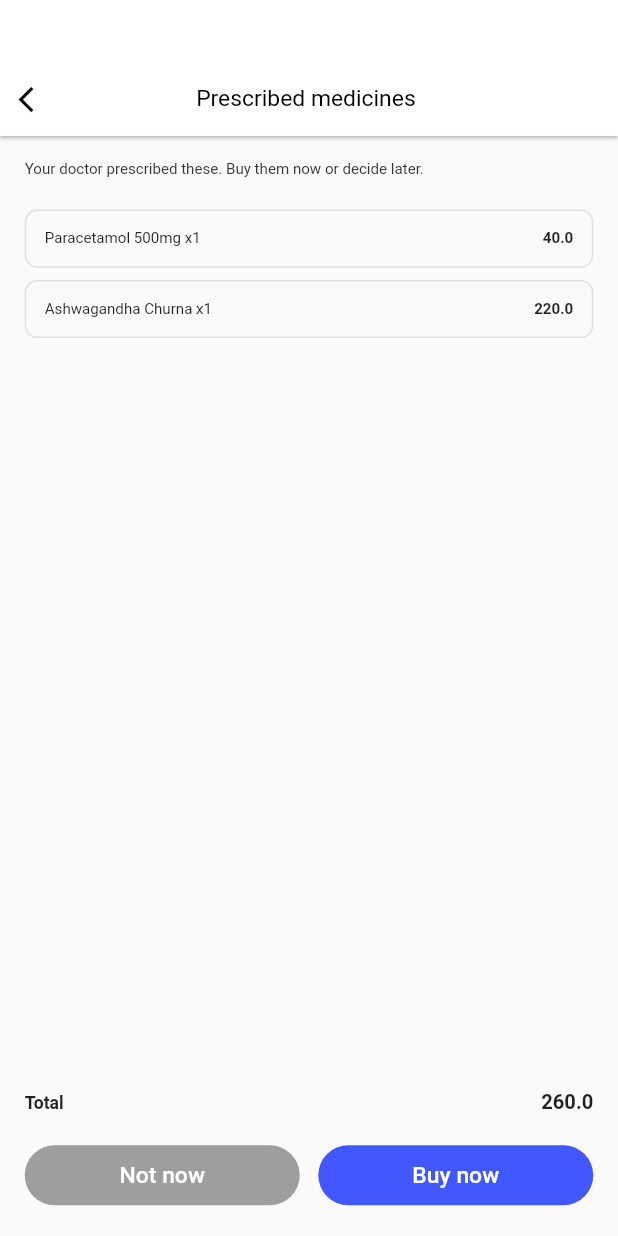
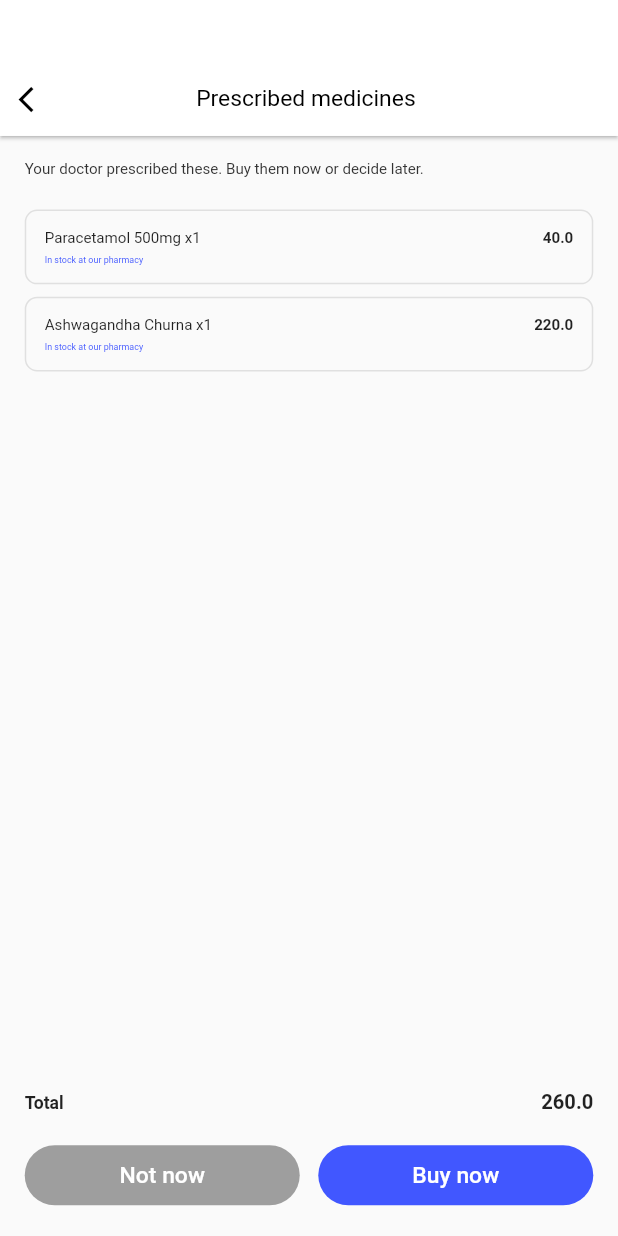
Before and after one commit to appayureze-cloud/ayurezepat, a Flutter app: the SmartOrderDraftScreen screen opened directly with empty values, on a phone screen of 412 x 824 dp. Run offline on Flutter 3.47's test engine with Material 3 defaults, Android fonts, the phone set to English and light mode, and no system bars; our stand-ins replace cached_network_image, carousel_slider, cloud_firestore, connectivity_plus, country_picker, dio and 37 more; missing offline and left inert: agora_rtc_engine, flutter_google_maps_webservices, google_api_headers, google_places_flutter_api, pip_view, razorpay_flutter; accounts and stored records are empty; generated files the repository leaves out were written again.

Commit message:
Wire Shopify medicine availability into smart orders (read-only scope)
Adds lib/features/shopify/, gated by Env.useMockShopify (mocked by
default), for the real Shopify catalog lookup confirmed live on the
Astra gateway during the Phase 4 audit - GET
/api/v1/shopify/products/search/{medicine_name}, which really does query
a live ~600-item pharmacy catalog (verified directly, response captured
from a found-medicine and a not-found case, so this DTO is a confirmed
contract, not a guess like most of the other gateway integrations).

Wired additively into SmartOrderDraftScreen: each prescribed item gets a
best-effort "In stock" / "Not available" badge, informational only, never
blocking Buy/Ignore.

Deliberately scoped to this one read-only lookup, per explicit direction
to avoid the mutating/risky parts of this API on a system with real
production data: draft-order and real-order-cod (both HTTPBearer, the
latter places an actual COD order) are not wired, nor is
validate-prescription (needs a doctor/company-metadata payload this app
doesn't have) or ai-shop-assist (semantics unverified). See
docs/backend/astra.md for the full reasoning.

Code review caught one bug before commit: the availability lookup wrote
to a flutter_hooks ValueNotifier with no mounted guard, unlike this
file's own buy()/ignore() handlers - fixed to check context.mounted
before writing, since a user can navigate away before a slow lookup
resolves.

Co-Authored-By: Claude Sonnet 5 <noreply@anthropic.com>
Claude-Session: https://claude.ai/code/session_01MLoSPFh2HoyreDsU3P76CT

```diff
--- a/lib/const/env.dart
+++ b/lib/const/env.dart
@@ -83,4 +83,15 @@ class Env {
     'USE_MOCK_DOCUMENTS',
     defaultValue: true,
   );
+
+  /// The real Shopify medicine-catalog lookup on the Astra gateway
+  /// (astra.ayureze.in/api/v1/shopify/products/search/*, confirmed live
+  /// with a real product catalog in a Phase 4 audit - see
+  /// docs/backend/astra.md). Defaults to mock. Deliberately scoped to the
+  /// read-only lookup only - draft-order/real-order-cod (which place
+  /// actual orders) are not wired.
+  static const bool useMockShopify = bool.fromEnvironment(
+    'USE_MOCK_SHOPIFY',
+    defaultValue: true,
+  );
 }
--- a/lib/features/astra/data/astra_gateway_apis.dart
+++ b/lib/features/astra/data/astra_gateway_apis.dart
@@ -37,4 +37,9 @@ class AstraGatewayApis {
   static const String videoGenerateToken = 'api/v1/video/generate-token';
   static const String videoConfig = 'api/v1/video/config';
   static const String videoAddCallHistory = 'api/v1/video/add-call-history';
+
+  /// Shopify medicine catalog lookups. `security: none`. Response shape
+  /// confirmed live (not guessed) during the Phase 4 audit.
+  static String shopifyProductSearch(String medicineName) =>
+      'api/v1/shopify/products/search/${Uri.encodeComponent(medicineName)}';
 }
--- /dev/null
+++ b/lib/features/shopify/data/shopify_repository_impl.dart
@@ -0,0 +1,24 @@
+import '../../astra/data/astra_gateway_apis.dart';
+import '../../astra/data/astra_gateway_client.dart';
+import '../domain/entities/medicine_availability.dart';
+import '../domain/shopify_repository.dart';
+import 'shopify_dtos.dart';
+
+/// Talks to the real Shopify medicine-catalog API on the Astra gateway.
+/// `security: none`, so unlike video/companion calls this doesn't strictly
+/// need the Firebase-token-exchanged bearer, but goes through
+/// AstraGatewayClient anyway for a consistent base URL/timeout setup.
+class ShopifyRepositoryImpl implements ShopifyRepository {
+  final AstraGatewayClient _gateway;
+
+  ShopifyRepositoryImpl([AstraGatewayClient? gateway])
+      : _gateway = gateway ?? AstraGatewayClient();
+
+  @override
+  Future<MedicineAvailability> checkAvailability(String medicineName) async {
+    final dio = await _gateway.dio();
+    final response =
+        await dio.get(AstraGatewayApis.shopifyProductSearch(medicineName));
+    return MedicineSearchResponse.fromJson(response.data).toEntity();
+  }
+}
--- /dev/null
+++ b/lib/features/shopify/domain/entities/medicine_availability.dart
@@ -0,0 +1,20 @@
+/// Whether a prescribed medicine maps to a real, in-stock product in the
+/// pharmacy's Shopify catalog. From the real, confirmed
+/// `GET /api/v1/shopify/products/search/{medicine_name}` response (not a
+/// guess - this shape was observed live during the Phase 4 audit). See
+/// docs/backend/astra.md.
+class MedicineAvailability {
+  final String medicineName;
+  final String? shopifyVariantId;
+  final String? shopifyProductTitle;
+  final bool isAvailable;
+  final List<String> suggestedAlternatives;
+
+  const MedicineAvailability({
+    required this.medicineName,
+    this.shopifyVariantId,
+    this.shopifyProductTitle,
+    required this.isAvailable,
+    this.suggestedAlternatives = const [],
+  });
+}
--- /dev/null
+++ b/lib/features/shopify/domain/shopify_repository.dart
@@ -0,0 +1,5 @@
+import 'entities/medicine_availability.dart';
+
+abstract class ShopifyRepository {
+  Future<MedicineAvailability> checkAvailability(String medicineName);
+}
--- /dev/null
+++ b/lib/features/shopify/presentation/shopify_service.dart
@@ -0,0 +1,20 @@
+import '../../../const/env.dart';
+import '../data/mock_shopify_repository.dart';
+import '../data/shopify_repository_impl.dart';
+import '../domain/entities/medicine_availability.dart';
+import '../domain/shopify_repository.dart';
+
+/// Resolves the real vs mock ShopifyRepository, the same pattern as
+/// MedicineReminderService/DocumentService.
+class ShopifyService {
+  final ShopifyRepository _repository;
+
+  ShopifyService(this._repository);
+
+  factory ShopifyService.create() => ShopifyService(
+        Env.useMockShopify ? MockShopifyRepository() : ShopifyRepositoryImpl(),
+      );
+
+  Future<MedicineAvailability> checkAvailability(String medicineName) =>
+      _repository.checkAvailability(medicineName);
+}
--- a/lib/features/smart_orders/presentation/smart_order_draft_screen.dart
+++ b/lib/features/smart_orders/presentation/smart_order_draft_screen.dart
@@ -12,6 +12,8 @@ import '../../../v2/ui/medicine/cart.dart';
 import '../../../v2/ui/widgets/button_v2.dart';
 import '../../../v2/ui/widgets/header.dart';
 import '../../../v2/utils/logger.dart';
+import '../../shopify/domain/entities/medicine_availability.dart';
+import '../../shopify/presentation/shopify_service.dart';
 import '../data/smart_order_service.dart';
 import '../domain/entities/smart_order_draft.dart';
 import 'smart_order_reprompt_scheduler.dart';
@@ -26,12 +28,27 @@ class SmartOrderDraftScreen extends HookWidget {
     final draft = useState<SmartOrderDraft?>(null);
     final loading = useState(true);
     final busy = useState(false);
+    final availability = useState<Map<String, MedicineAvailability>>({});
 
     Future<void> load() async {
       loading.value = true;
       try {
         final dio = await RetroApi().dioData(context);
         draft.value = await SmartOrderService.withDio(dio).getDraft(draftId);
+
+        // Best-effort, informational only - never blocks Buy/Ignore. A
+        // failure for one item just leaves it unbadged. Guarded by
+        // context.mounted since the user may navigate away (buy/ignore)
+        // before a slow lookup resolves, which would otherwise write to a
+        // disposed ValueNotifier.
+        for (final item in draft.value!.items) {
+          ShopifyService.create().checkAvailability(item.name).then((result) {
+            if (!context.mounted) return;
+            availability.value = {...availability.value, item.name: result};
+          }).catchError((e) {
+            logger.e('Failed to check availability for ${item.name}: $e');
+          });
+        }
       } catch (e) {
         logger.e('Failed to load smart order draft: $e');
         Fluttertoast.showToast(msg: 'Could not load this order');
@@ -115,7 +132,10 @@ class SmartOrderDraftScreen extends HookWidget {
                                 border: Border.all(color: Palette.lightGrey),
                                 borderRadius: BorderRadius.circular(2.w),
                               ),
-                              child: Row(
+                              child: Column(
+                                crossAxisAlignment: CrossAxisAlignment.start,
+                                children: [
+                                  Row(
                                     children: [
                                       Expanded(
                                         child: Text(
@@ -128,6 +148,25 @@ class SmartOrderDraftScreen extends HookWidget {
                                         style: TextStyle(
                                           fontSize: 13.sp,
                                           fontWeight: FontWeight.w600,
+                                        ),
+                                      ),
+                                    ],
+                                  ),
+                                  if (availability.value[item.name] != null)
+                                    Padding(
+                                      padding: EdgeInsets.only(top: 0.5.h),
+                                      child: Text(
+                                        availability
+                                                .value[item.name]!.isAvailable
+                                            ? 'In stock at our pharmacy'
+                                            : 'Not available at our pharmacy',
+                                        style: TextStyle(
+                                          fontSize: 10.sp,
+                                          color: availability
+                                                  .value[item.name]!.isAvailable
+                                              ? Palette.primary
+                                              : Palette.dark_grey,
+                                        ),
                                       ),
                                     ),
                                 ],
```
Also changed, not shown: lib/features/shopify/data/mock_shopify_repository.dart (added, +17 -0 lines), lib/features/shopify/data/shopify_dtos.dart (added, +44 -0 lines), lib/features/shopify/data/shopify_dtos.g.dart (added), 2 other files. Lines whose indentation alone changed are shown as unchanged.
